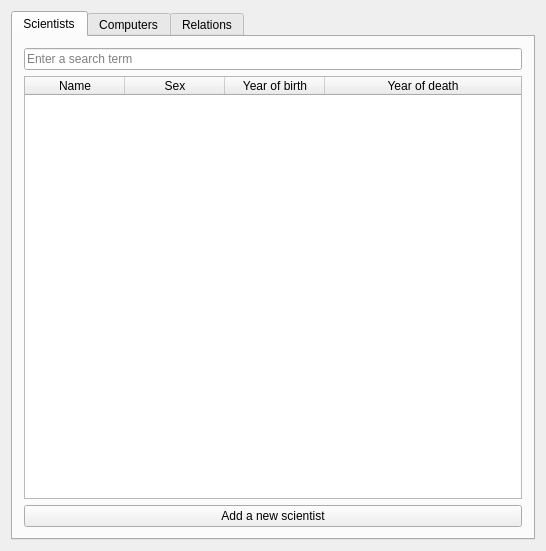
Old version of the form week3/mainwindow.ui in the repository jonsig/verklegt-namskeid-1.
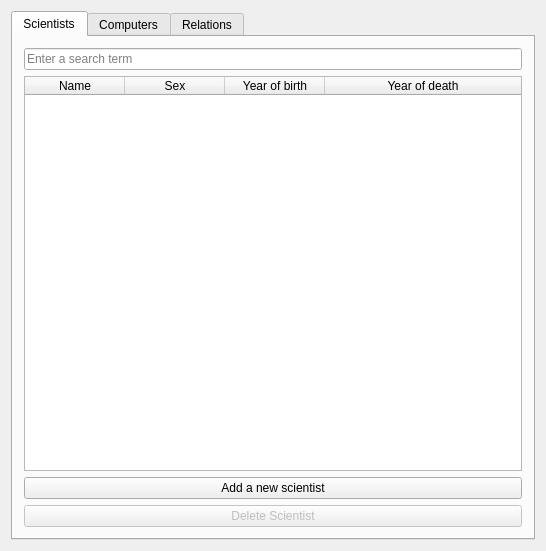
New version of the form. The open tabs and pages were chosen to show the change.

Commit message: delete scientist óklárað

```diff
--- a/week3/mainwindow.ui
+++ b/week3/mainwindow.ui
@@ -88,6 +88,16 @@
           </item>
          </layout>
         </item>
+        <item>
+         <widget class="QPushButton" name="deleteScientist">
+          <property name="enabled">
+           <bool>false</bool>
+          </property>
+          <property name="text">
+           <string>Delete Scientist</string>
+          </property>
+         </widget>
+        </item>
        </layout>
       </widget>
       <widget class="QWidget" name="tabComputers">
```
Left out of the diff: 8 changed lines with no effect on the pictures. The commit also changes 6 other files.
